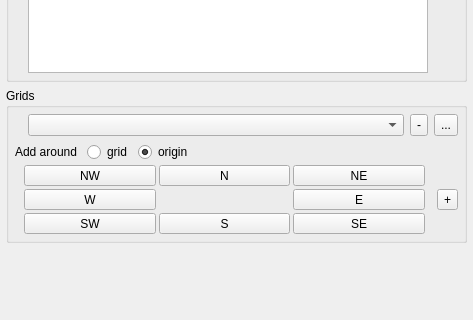
Before: the Qt Designer form fdt_mainwidget.ui in ArthurLion97/fossildigtools, drawn with Qt 5; both pictures show x 0 to 473 and y 308 to 628 of the 473 by 628 pixel window.
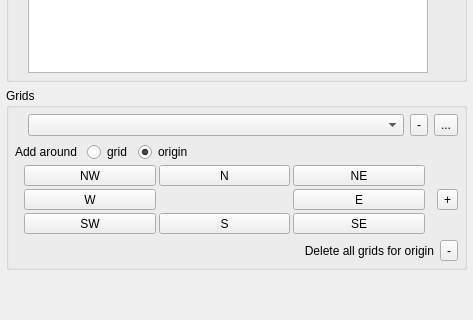
After: the same form once the commit is applied. Icons and pictures are not drawn. Custom widgets are drawn as their Qt base class.

Commit message: Remove .ui. from files and inherit .ui class; add delete all grids functionality; add more delete functions

Diff of the .ui file:
```diff
--- a/fdt_mainwidget.ui
+++ b/fdt_mainwidget.ui
@@ -442,6 +442,46 @@
               <property name="margin">
                <number>6</number>
               </property>
+              <item row="4" column="0">
+               <layout class="QHBoxLayout" name="horizontalLayout_3">
+                <item>
+                 <widget class="QLabel" name="label">
+                  <property name="text">
+                   <string>Delete all grids for origin</string>
+                  </property>
+                  <property name="alignment">
+                   <set>Qt::AlignRight|Qt::AlignTrailing|Qt::AlignVCenter</set>
+                  </property>
+                 </widget>
+                </item>
+                <item>
+                 <widget class="QToolButton" name="gridsRemoveAllBtn">
+                  <property name="maximumSize">
+                   <size>
+                    <width>16777215</width>
+                    <height>24</height>
+                   </size>
+                  </property>
+                  <property name="toolTip">
+                   <string>Remove grid</string>
+                  </property>
+                  <property name="text">
+                   <string>-</string>
+                  </property>
+                  <property name="icon">
+                   <iconset resource="resources.qrc">
+                    <normaloff>:/plugins/fossildigtools/icons/remove-all.svg</normaloff>:/plugins/fossildigtools/icons/remove-all.svg</iconset>
+                  </property>
+                  <property name="iconSize">
+                   <size>
+                    <width>20</width>
+                    <height>20</height>
+                   </size>
+                  </property>
+                 </widget>
+                </item>
+               </layout>
+              </item>
               <item row="0" column="0">
                <layout class="QGridLayout" name="gridLayout_5">
                 <property name="verticalSpacing">
```
The commit also changes 5 other files.
